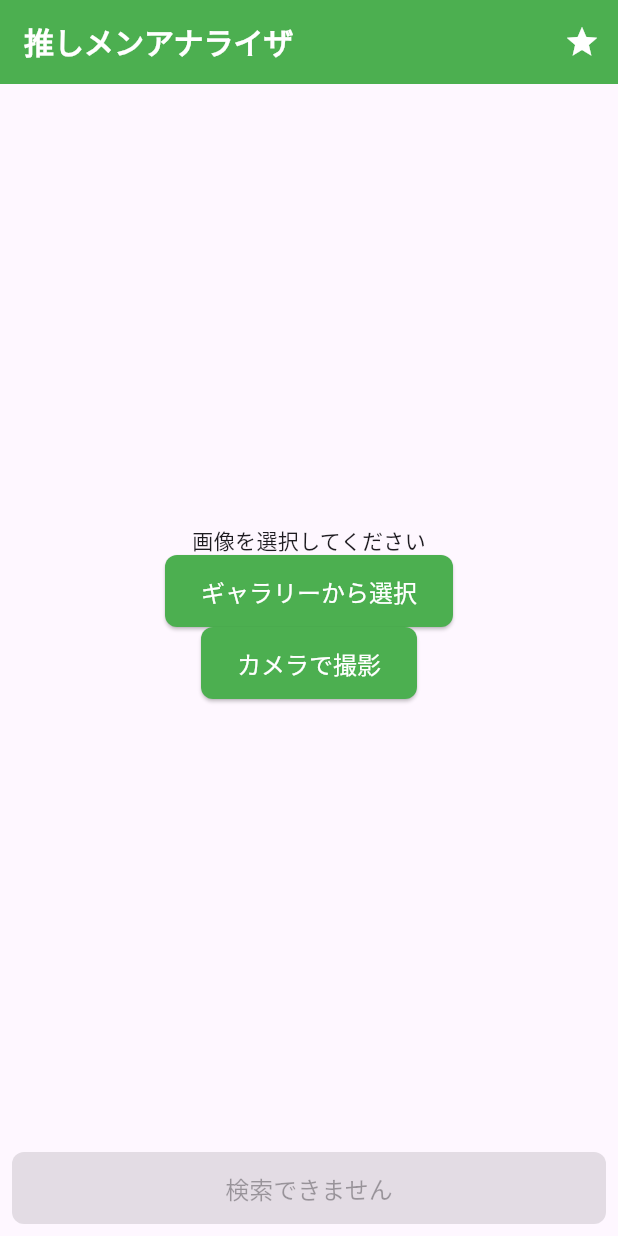
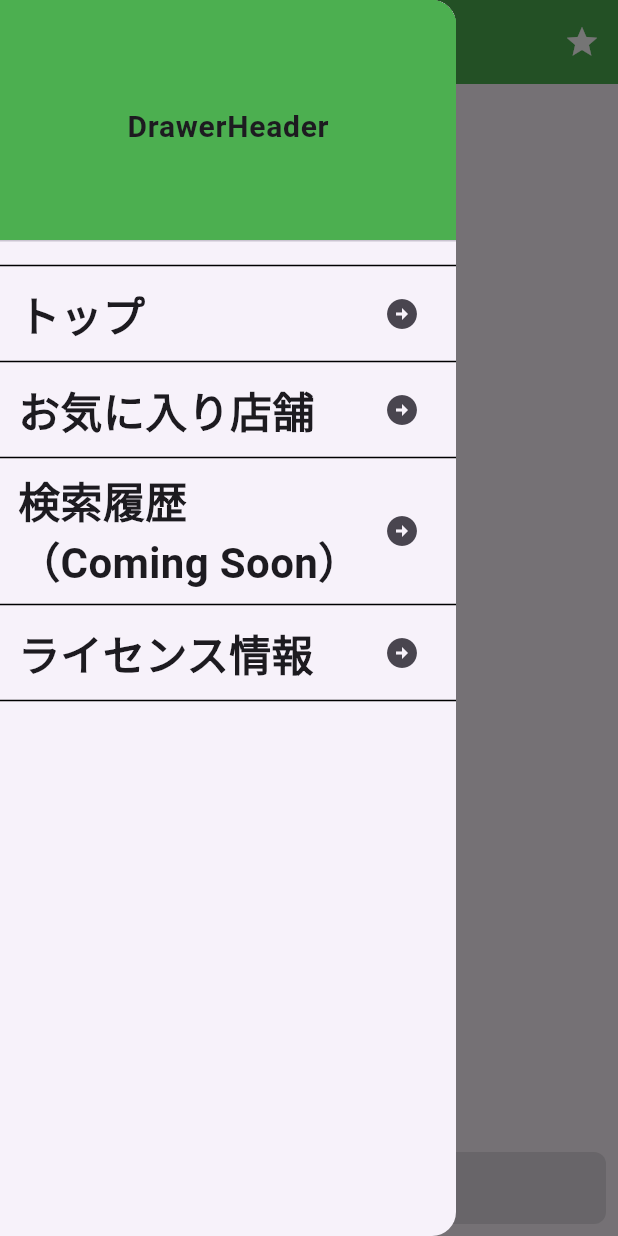
Before and after one commit to NaruseYuki/ramen_recommendation, a Flutter app: the screen it shows after launch, with the side drawer open (before the commit the screen has no drawer), on a phone screen of 412 x 824 dp. Run offline on Flutter 3.47's test engine with Material 3 defaults, Android fonts, the phone set to English and light mode, and no system bars; our stand-ins replace dio, easy_localization, flutter_riverpod, freezed_annotation, geolocator, image_picker and 4 more; missing offline and left inert: tflite_flutter; accounts and stored records are empty; generated files the repository leaves out were written again; Roboto replaces fonts that are missing (Noto Sans JP).

Commit message:
メニュー実装_メニュー画面の実装

```diff
--- a/assets/translations/ja-JP.json
+++ b/assets/translations/ja-JP.json
@@ -7,7 +7,8 @@
     "search_nearby": "付近のラーメンを検索",
     "search_disabled": "検索できません",
     "analysis_result": "分析結果: {}",
-    "error": "エラー: {}"
+    "error": "エラー: {}",
+    "select_image": "画像を選択してください"
   },
   "favorite": {
     "title": "お気に入り店舗",
@@ -47,5 +48,11 @@
     "tensorflow_load_failed": "AIモデルのロードに失敗しました。",
     "search_failed": "検索に失敗しました",
     "detail_failed": "詳細情報の取得に失敗しました"
+  },
+  "menu": {
+    "top": "トップ",
+    "favorite": "お気に入り店舗",
+    "archive": "検索履歴\n（Coming Soon）",
+    "license": "ライセンス情報"
   }
 }
--- a/lib/views/screens/home_screen.dart
+++ b/lib/views/screens/home_screen.dart
@@ -7,6 +7,8 @@ import 'package:ramen_recommendation/viewmodels/home_viewmodel.dart';
 import 'package:ramen_recommendation/views/screens/base/error_listening_screen.dart';
 import 'package:ramen_recommendation/views/screens/favorite_places_screen.dart';
 import 'package:ramen_recommendation/views/screens/search_results_screen.dart';
+
+import 'menu/menu.dart';
 
 class HomeScreen extends ConsumerStatefulWidget {
   const HomeScreen({super.key});
@@ -66,6 +68,7 @@ class _HomeScreenState extends ErrorListeningScreen<HomeScreen> with WidgetsBind
           ),
         ],
       ),
+      drawer: const AppDrawer(),
       body: Center(
         child: homeState.isLoading
             ? const CircularProgressIndicator()
@@ -86,7 +89,7 @@ class _HomeScreenState extends ErrorListeningScreen<HomeScreen> with WidgetsBind
     List<Widget> children = [];
 
     if (state.imageFile == null) {
-      children.add(const Text('画像を選択してください'));
+      children.add( Text('home.select_image'.tr()));
     } else {
       children.add(
         Image.file(
@@ -108,7 +111,6 @@ class _HomeScreenState extends ErrorListeningScreen<HomeScreen> with WidgetsBind
       ElevatedButton(
         onPressed: () async {
           await homeViewModel.pickImageFromCameraWithPermission();
-          // エラーはErrorListeningPageで自動的に処理されるため、ここでのSnackBar呼び出しは不要
         },
         child: Text('home.camera_capture'.tr()),
       ),
--- /dev/null
+++ b/lib/views/screens/menu/menu.dart
@@ -0,0 +1,79 @@
+// lib/views/widgets/app_drawer.dart
+import 'package:easy_localization/easy_localization.dart';
+import 'package:flutter/material.dart';
+
+class AppDrawer extends StatelessWidget {
+  const AppDrawer({super.key});
+
+  @override
+  Widget build(BuildContext context) {
+    final List<String> menuList = [
+      'menu.top'.tr(),
+      'menu.favorite'.tr(),
+      'menu.archive'.tr(),
+      'menu.license'.tr()
+    ];
+
+    return Drawer(
+      child: ListView(
+        children: [
+          const DrawerHeader(
+            decoration: BoxDecoration(
+              color: Colors.green,
+            ),
+            child: Center(
+              child: Text(
+                'DrawerHeader',
+                style: TextStyle(
+                  fontWeight: FontWeight.bold,
+                  fontSize: 20,
+                ),
+              ),
+            ),
+          ),
+          const Divider(
+            thickness: 1.0,
+            color: Colors.black,
+          ),
+          ...menuList.map(
+                (e) => _buildListTile(context, e), //、mapでmenuListの各要素をListTileに変換し、...でリストを展開して表示
+          )
+        ],
+      ),
+    );
+  }
+
+  Widget _buildListTile(BuildContext context, String title) {
+    return Column(
+      children: [
+        Padding(
+          padding: const EdgeInsets.symmetric(horizontal: 12.0),
+          child: Row(
+            mainAxisAlignment: MainAxisAlignment.spaceBetween,
+            children: [
+              Text(
+                title,
+                style: const TextStyle(
+                  fontWeight: FontWeight.bold,
+                  fontSize: 28.0,
+                ),
+              ),
+              IconButton(
+                onPressed: () {
+                  // ここに各メニュー項目に応じたナビゲーションロジックを追加
+                  // 例: Navigator.pop(context); // ドロワーを閉じる
+                  // 例: Navigator.push(context, MaterialPageRoute(builder: (context) => YourNewScreen()));
+                },
+                icon: const Icon(Icons.arrow_circle_right),
+              )
+            ],
+          ),
+        ),
+        const Divider(
+          thickness: 1.0,
+          color: Colors.black,
+        ),
+      ],
+    );
+  }
+}
```
